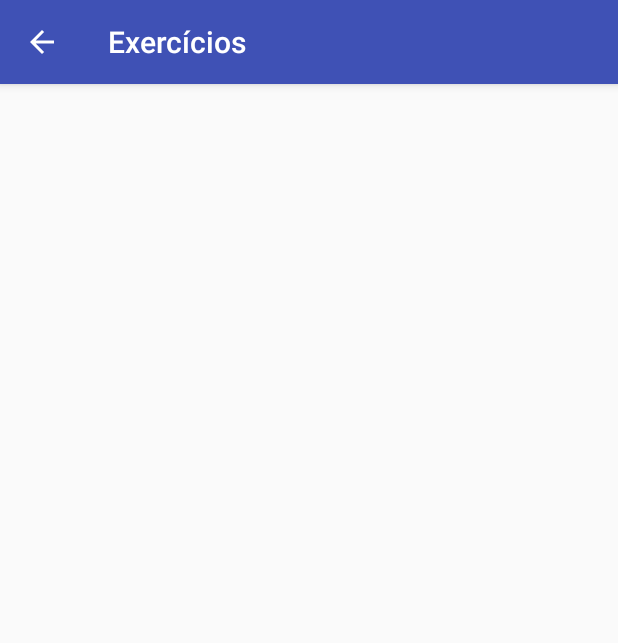
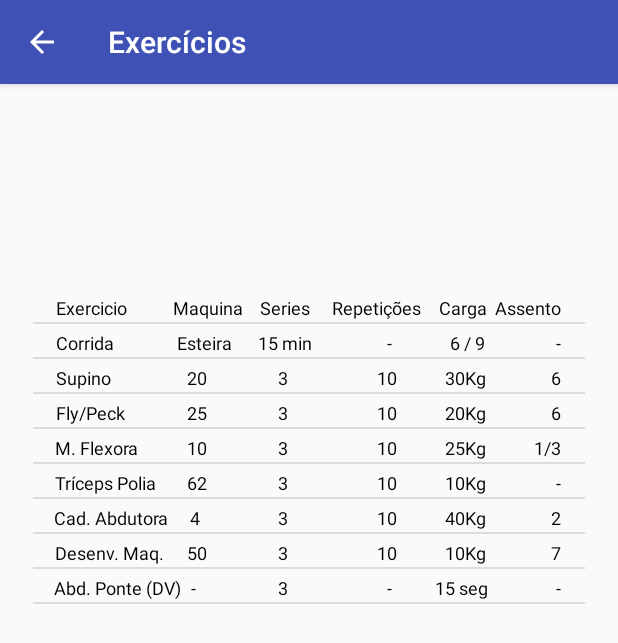
Before and after one commit to Rfilomeno/MeuTreinoAndroid, an Android app: the screen it shows after launch (ListaExerciciosActivity), after a tap on "TREINO A", on a phone screen of 412 x 824 dp. Shown: the top 643 px of the screen. Run offline under Robolectric (Android 15) with nearby library versions, the phone set to English and light mode, and no system bars.

Commit message:
implementando listview

```diff
--- /dev/null
+++ b/app/src/main/java/br/com/filomeno/meutreino/ListAdapter.java
@@ -0,0 +1,68 @@
+package br.com.filomeno.meutreino;
+
+import android.app.Activity;
+import android.content.Context;
+import android.view.LayoutInflater;
+import android.view.View;
+import android.view.ViewGroup;
+import android.widget.ArrayAdapter;
+import android.widget.ImageView;
+import android.widget.TextView;
+
+import java.util.ArrayList;
+
+/**
+ * Created by rodrigofilomeno on 05/01/2018.
+ */
+
+public class ListAdapter extends ArrayAdapter<Exercicio> {
+
+
+    ArrayList<Exercicio> exercicios;
+    Context context;
+    int resource;
+
+
+    public ListAdapter(Context context, int resource, ArrayList<Exercicio> exercicios) {
+        super(context, resource, exercicios);
+        this.exercicios = exercicios;
+        this.context = context;
+        this. resource = resource;
+
+    }
+
+    @Override
+    public View getView (int position, View convertView, ViewGroup parent){
+
+        if(convertView == null){
+            LayoutInflater layoutInflater = (LayoutInflater) getContext()
+                    .getSystemService(Activity.LAYOUT_INFLATER_SERVICE);
+            convertView = layoutInflater.inflate(R.layout.custom_list_layout, null, true);
+        }
+
+
+        Exercicio exercicio = getItem(position);
+
+        TextView txtNome = (TextView) convertView.findViewById(R.id.tvNome);
+        txtNome.setText(exercicio.Nome.toString());
+
+        TextView txtMaquina = (TextView) convertView.findViewById(R.id.tvMaquina);
+        txtMaquina.setText(exercicio.Maquina.toString());
+
+        TextView txtSeries = (TextView) convertView.findViewById(R.id.tvSeries);
+        txtSeries.setText(exercicio.Series.toString());
+
+        TextView txtRepeticoes = (TextView) convertView.findViewById(R.id.tvRepeticoes);
+        txtRepeticoes.setText(exercicio.Repeticoes.toString());
+
+        TextView txtCarga = (TextView) convertView.findViewById(R.id.tvCarga);
+        txtCarga.setText(exercicio.Carga.toString());
+
+        TextView txtAssento = (TextView) convertView.findViewById(R.id.tvAssento);
+        txtAssento.setText(exercicio.Assento.toString());
+
+        return convertView;
+    }
+
+
+}
--- a/app/src/main/java/br/com/filomeno/meutreino/ListaExerciciosActivity.java
+++ b/app/src/main/java/br/com/filomeno/meutreino/ListaExerciciosActivity.java
@@ -4,21 +4,37 @@ import android.content.Intent;
 import android.support.v7.app.AppCompatActivity;
 import android.os.Bundle;
 import android.view.View;
+import android.widget.ListView;
+
 
 import java.util.ArrayList;
 
 public class ListaExerciciosActivity extends AppCompatActivity {
 
-    public ArrayList<Exercicio> ListaExercicios = new ArrayList<Exercicio>();
+    public ArrayList<Exercicio> ListaExercicios;
+    ListView lv;
 
     @Override
     protected void onCreate(Bundle savedInstanceState) {
         super.onCreate(savedInstanceState);
         setContentView(R.layout.activity_lista_exercicios);
 
+        lv = (ListView) findViewById(R.id.exerciciosLV);
 
+        ListaExercicios = new ArrayList<>();
         Intent it = getIntent();
         ListaExercicios = (ArrayList<Exercicio>) it.getSerializableExtra("Treino");
+
+
+
+
+        ListAdapter adapter = new ListAdapter(
+                getApplicationContext(), R.layout.custom_list_layout, ListaExercicios
+        );
+
+        lv.setAdapter(adapter);
+
+
 
 
     }
--- a/app/src/main/java/br/com/filomeno/meutreino/MainActivity.java
+++ b/app/src/main/java/br/com/filomeno/meutreino/MainActivity.java
@@ -21,14 +21,16 @@ public class MainActivity extends AppCompatActivity {
 
     public void TreinoA(View v){
 
+        Exercicio titulo = new Exercicio("Exercicio", "Maquina", "Series", "Repetições", "Carga", "Assento", R.drawable.esteira);
         Exercicio e1 = new Exercicio("Corrida", "Esteira", "15 min", "-", "6 / 9", "-", R.drawable.esteira);
         Exercicio e2 = new Exercicio("Supino", "20", "3", "10", "30Kg", "6",R.drawable.supinomaquina);
-        Exercicio e3 = new Exercicio("Fly/Peck Deck", "25", "3", "10", "20Kg", "6",R.drawable.flypeckdeck);
-        Exercicio e4 = new Exercicio("Mesa Flexora", "10", "3", "10", "25Kg", "1/3",R.drawable.mesaflexora);
+        Exercicio e3 = new Exercicio("Fly/Peck", "25", "3", "10", "20Kg", "6",R.drawable.flypeckdeck);
+        Exercicio e4 = new Exercicio("M. Flexora", "10", "3", "10", "25Kg", "1/3",R.drawable.mesaflexora);
         Exercicio e5 = new Exercicio("Tríceps Polia", "62", "3", "10", "10Kg", "-",R.drawable.tricepspolia);
-        Exercicio e6 = new Exercicio("Cadeira Abdutora", "4", "3", "10", "40Kg", "2",R.drawable.cadeiraabdutora);
-        Exercicio e7 = new Exercicio("Desenvolvimento Maq.", "50", "3", "10", "10Kg", "7",R.drawable.desenvolvimentomaquina);
+        Exercicio e6 = new Exercicio("Cad. Abdutora", "4", "3", "10", "40Kg", "2",R.drawable.cadeiraabdutora);
+        Exercicio e7 = new Exercicio("Desenv. Maq.", "50", "3", "10", "10Kg", "7",R.drawable.desenvolvimentomaquina);
         Exercicio e8 = new Exercicio("Abd. Ponte (DV)", "-", "3", "-", "15 seg", "-",R.drawable.abdponte);
+        ListaExercicios.add(titulo);
         ListaExercicios.add(e1);
         ListaExercicios.add(e2);
         ListaExercicios.add(e3);
@@ -46,15 +48,17 @@ public class MainActivity extends AppCompatActivity {
 
     public void TreinoB(View v){
 
+        Exercicio titulo = new Exercicio("Exercicio", "Maquina", "Series", "Repetições", "Carga", "Assento", R.drawable.esteira);
         Exercicio e1 = new Exercicio("Corrida", "Esteira", "15 min", "-", "6 / 9", "-", R.drawable.esteira);
         Exercicio e2 = new Exercicio("Puxada Maq.", "32", "3", "10", "30Kg", "6", R.drawable.puxadamaquina);
         Exercicio e3 = new Exercicio("Remada Maq.", "30", "3", "10", "25Kg", "6/7", R.drawable.remadamaquina);
-        Exercicio e4 = new Exercicio("Cadeira Extensora", "2", "3", "10", "30Kg", "4/2/4", R.drawable.cadeiraextensora);
+        Exercicio e4 = new Exercicio("Cad. Extensora", "2", "3", "10", "30Kg", "4/2/4", R.drawable.cadeiraextensora);
         Exercicio e5 = new Exercicio("Rosca Direta", "62", "3", "10", "10Kg", "-", R.drawable.roscadireta);
-        Exercicio e6 = new Exercicio("Cadeira Adutora", "5", "3", "10", "40Kg", "5", R.drawable.cadeiraadutora);
+        Exercicio e6 = new Exercicio("Cad. Adutora", "5", "3", "10", "40Kg", "5", R.drawable.cadeiraadutora);
         Exercicio e7 = new Exercicio("Remada Alta", "62", "3", "10", "10Kg", "-",R.drawable.remadaalta);
-        Exercicio e8 = new Exercicio("Gêmeos Sentado", "7", "3", "10", "30Kg", "6", R.drawable.gemeossentado);
+        Exercicio e8 = new Exercicio("Gêmeos Sent.", "7", "3", "10", "30Kg", "6", R.drawable.gemeossentado);
         Exercicio e9 = new Exercicio("Abd. Supra", "-", "3", "15", "-", "-", R.drawable.abdsupra);
+        ListaExercicios.add(titulo);
         ListaExercicios.add(e1);
         ListaExercicios.add(e2);
         ListaExercicios.add(e3);
--- a/app/src/main/res/layout/activity_lista_exercicios.xml
+++ b/app/src/main/res/layout/activity_lista_exercicios.xml
@@ -6,4 +6,18 @@
     android:layout_height="match_parent"
     tools:context="br.com.filomeno.meutreino.ListaExerciciosActivity">
 
+    <ListView
+        android:id="@+id/exerciciosLV"
+        android:layout_width="368dp"
+        android:layout_height="495dp"
+        android:layout_marginBottom="8dp"
+        android:layout_marginEnd="8dp"
+        android:layout_marginStart="8dp"
+        android:layout_marginTop="8dp"
+        android:footerDividersEnabled="false"
+        android:headerDividersEnabled="true"
+        app:layout_constraintBottom_toBottomOf="parent"
+        app:layout_constraintEnd_toEndOf="parent"
+        app:layout_constraintStart_toStartOf="parent"
+        app:layout_constraintTop_toTopOf="parent" />
 </android.support.constraint.ConstraintLayout>
--- /dev/null
+++ b/app/src/main/res/layout/custom_list_layout.xml
@@ -0,0 +1,98 @@
+<?xml version="1.0" encoding="utf-8"?>
+<android.support.constraint.ConstraintLayout
+    xmlns:android="http://schemas.android.com/apk/res/android"
+    xmlns:app="http://schemas.android.com/apk/res-auto"
+    xmlns:tools="http://schemas.android.com/tools"
+    android:layout_width="match_parent"
+    android:layout_height="match_parent">
+
+    <TextView
+        android:id="@+id/tvNome"
+        android:layout_width="wrap_content"
+        android:layout_height="wrap_content"
+        android:layout_marginEnd="8dp"
+        android:layout_marginStart="8dp"
+        android:layout_marginTop="4dp"
+        android:text="Nome"
+        android:textColor="@android:color/black"
+        android:textSize="12sp"
+        app:layout_constraintEnd_toEndOf="parent"
+        app:layout_constraintHorizontal_bias="0.023"
+        app:layout_constraintStart_toStartOf="parent"
+        app:layout_constraintTop_toTopOf="parent" />
+
+    <TextView
+        android:id="@+id/tvMaquina"
+        android:layout_width="wrap_content"
+        android:layout_height="18dp"
+        android:layout_marginEnd="8dp"
+        android:layout_marginStart="8dp"
+        android:layout_marginTop="4dp"
+        android:text="Maquina"
+        android:textColor="@android:color/black"
+        android:textSize="12sp"
+        app:layout_constraintEnd_toEndOf="parent"
+        app:layout_constraintHorizontal_bias="0.279"
+        app:layout_constraintStart_toStartOf="parent"
+        app:layout_constraintTop_toTopOf="parent" />
+
+    <TextView
+        android:id="@+id/tvSeries"
+        android:layout_width="wrap_content"
+        android:layout_height="wrap_content"
+        android:layout_marginEnd="8dp"
+        android:layout_marginStart="8dp"
+        android:layout_marginTop="4dp"
+        android:text="Series"
+        android:textColor="@android:color/black"
+        android:textSize="12sp"
+        app:layout_constraintEnd_toEndOf="parent"
+        app:layout_constraintHorizontal_bias="0.449"
+        app:layout_constraintStart_toStartOf="parent"
+        app:layout_constraintTop_toTopOf="parent" />
+
+    <TextView
+        android:id="@+id/tvRepeticoes"
+        android:layout_width="wrap_content"
+        android:layout_height="wrap_content"
+        android:layout_marginEnd="8dp"
+        android:layout_marginStart="8dp"
+        android:layout_marginTop="4dp"
+        android:text="Repetições"
+        android:textColor="@android:color/black"
+        android:textSize="12sp"
+        app:layout_constraintEnd_toEndOf="parent"
+        app:layout_constraintHorizontal_bias="0.654"
+        app:layout_constraintStart_toStartOf="parent"
+        app:layout_constraintTop_toTopOf="parent" />
+
+    <TextView
+        android:id="@+id/tvCarga"
+        android:layout_width="wrap_content"
+        android:layout_height="wrap_content"
+        android:layout_marginEnd="8dp"
+        android:layout_marginStart="8dp"
+        android:layout_marginTop="4dp"
+        android:text="Carga"
+        android:textColor="@android:color/black"
+        android:textSize="12sp"
+        app:layout_constraintEnd_toEndOf="parent"
+        app:layout_constraintHorizontal_bias="0.821"
+        app:layout_constraintStart_toStartOf="parent"
+        app:layout_constraintTop_toTopOf="parent" />
+
+    <TextView
+        android:id="@+id/tvAssento"
+        android:layout_width="wrap_content"
+        android:layout_height="wrap_content"
+        android:layout_marginEnd="16dp"
+        android:layout_marginStart="8dp"
+        android:layout_marginTop="4dp"
+        android:text="Assento"
+        android:textColor="@android:color/black"
+        android:textSize="12sp"
+        app:layout_constraintEnd_toEndOf="parent"
+        app:layout_constraintHorizontal_bias="1.0"
+        app:layout_constraintStart_toStartOf="parent"
+        app:layout_constraintTop_toTopOf="parent" />
+</android.support.constraint.ConstraintLayout>
```
